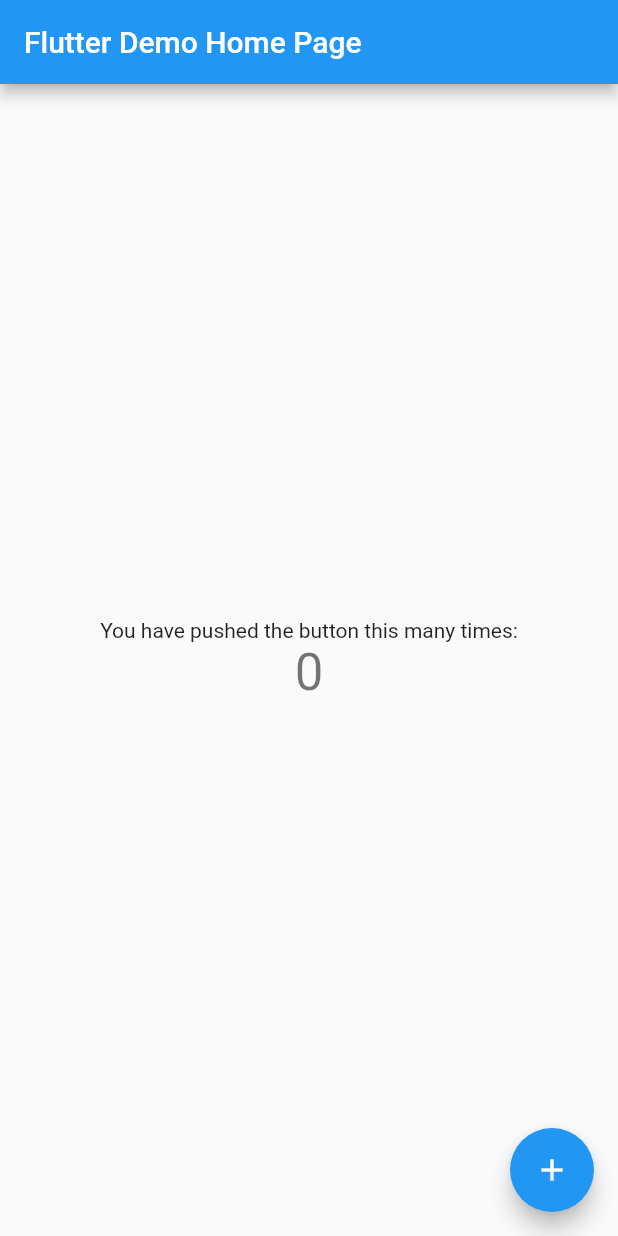
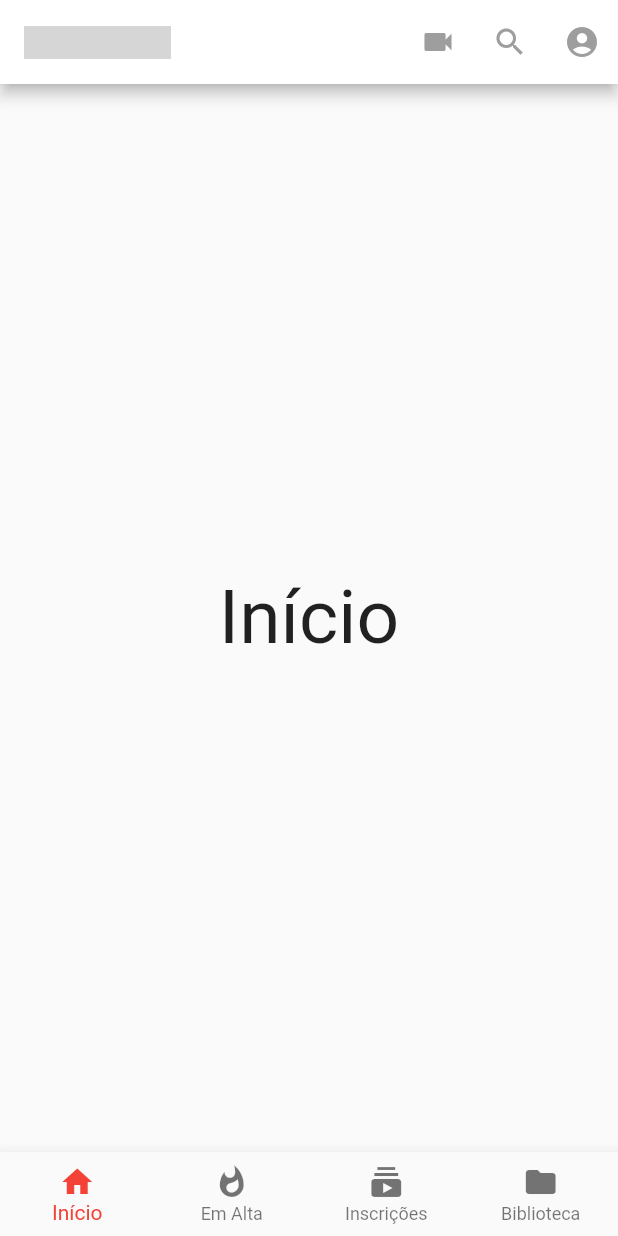
Before and after one commit to luisabritod/youtube, a Flutter app: the screen it shows after launch, on a phone screen of 412 x 824 dp. Run offline on Flutter 3.47's test engine with Material 2 defaults, Android fonts, the phone set to English and light mode, and no system bars; grey boxes are pictures that could not be loaded.

Commit message:
first commit

```diff
--- /dev/null
+++ b/lib/Api.dart
@@ -0,0 +1 @@
+const ChaveYoutubeApi = 'AIzaSyCu_RCod1sIhqmGZO-9bJLTaIkLFy5eEpE';
--- /dev/null
+++ b/lib/Home.dart
@@ -0,0 +1,56 @@
+import 'package:flutter/material.dart';
+import 'package:youtube/Screens/Biblioteca.dart';
+import 'package:youtube/Screens/EmAlta.dart';
+import 'package:youtube/Screens/Inicio.dart';
+import 'package:youtube/Screens/Inscricoes.dart';
+
+class Home extends StatefulWidget {
+  const Home({Key? key}) : super(key: key);
+
+  @override
+  State<Home> createState() => _HomeState();
+}
+
+class _HomeState extends State<Home> {
+  int _indiceAtual = 0;
+
+  @override
+  Widget build(BuildContext context) {
+    List<Widget> telas = [Inicio(), EmAlta(), Inscricoes(), Biblioteca()];
+    return Scaffold(
+      appBar: AppBar(
+        iconTheme: IconThemeData(color: Colors.grey, opacity: 1),
+        backgroundColor: Colors.white,
+        title: Image.asset(
+          './images/youtube.png',
+          height: 22,
+          width: 98,
+        ),
+        actions: <Widget>[
+          IconButton(onPressed: () {}, icon: Icon(Icons.videocam)),
+          IconButton(onPressed: () {}, icon: Icon(Icons.search)),
+          IconButton(onPressed: () {}, icon: Icon(Icons.account_circle))
+        ],
+      ),
+      body: telas[_indiceAtual],
+      bottomNavigationBar: BottomNavigationBar(
+          currentIndex: _indiceAtual,
+          onTap: (indice) {
+            setState(() {
+              _indiceAtual = indice;
+            });
+          },
+          type: BottomNavigationBarType.fixed,
+          fixedColor: Colors.red,
+          items: [
+            BottomNavigationBarItem(label: 'Início', icon: Icon(Icons.home)),
+            BottomNavigationBarItem(
+                label: 'Em Alta', icon: Icon(Icons.whatshot)),
+            BottomNavigationBarItem(
+                label: 'Inscrições', icon: Icon(Icons.subscriptions)),
+            BottomNavigationBarItem(
+                label: 'Biblioteca', icon: Icon(Icons.folder)),
+          ]),
+    );
+  }
+}
--- /dev/null
+++ b/lib/Screens/Biblioteca.dart
@@ -0,0 +1,18 @@
+import 'package:flutter/material.dart';
+
+class Biblioteca extends StatefulWidget {
+  const Biblioteca({Key? key}) : super(key: key);
+
+  @override
+  State<Biblioteca> createState() => _BibliotecaState();
+}
+
+class _BibliotecaState extends State<Biblioteca> {
+  @override
+  Widget build(BuildContext context) {
+    return Container(
+        child: Center(
+      child: Text('Biblioteca', style: TextStyle(fontSize: 50)),
+    ));
+  }
+}
--- /dev/null
+++ b/lib/Screens/Inicio.dart
@@ -0,0 +1,22 @@
+import 'package:flutter/material.dart';
+
+class Inicio extends StatefulWidget {
+  const Inicio({Key? key}) : super(key: key);
+
+  @override
+  State<Inicio> createState() => _InicioState();
+}
+
+class _InicioState extends State<Inicio> {
+  @override
+  Widget build(BuildContext context) {
+    return Container(
+      child: Center(
+        child: Text(
+          'Início',
+          style: TextStyle(fontSize: 50),
+        ),
+      ),
+    );
+  }
+}
--- a/lib/main.dart
+++ b/lib/main.dart
@@ -1,113 +1,10 @@
 import 'package:flutter/material.dart';
 
+import 'Home.dart';
+
 void main() {
-  runApp(MyApp());
+  runApp(MaterialApp(
+    debugShowCheckedModeBanner: false,
+    home: Home(),
+  ));
 }
-
-class MyApp extends StatelessWidget {
-  // This widget is the root of your application.
-  @override
-  Widget build(BuildContext context) {
-    return MaterialApp(
-      title: 'Flutter Demo',
-      theme: ThemeData(
-        // This is the theme of your application.
-        //
-        // Try running your application with "flutter run". You'll see the
-        // application has a blue toolbar. Then, without quitting the app, try
-        // changing the primarySwatch below to Colors.green and then invoke
-        // "hot reload" (press "r" in the console where you ran "flutter run",
-        // or simply save your changes to "hot reload" in a Flutter IDE).
-        // Notice that the counter didn't reset back to zero; the application
-        // is not restarted.
-        primarySwatch: Colors.blue,
-      ),
-      home: MyHomePage(title: 'Flutter Demo Home Page'),
-    );
-  }
-}
-
-class MyHomePage extends StatefulWidget {
-  MyHomePage({Key? key, required this.title}) : super(key: key);
-
-  // This widget is the home page of your application. It is stateful, meaning
-  // that it has a State object (defined below) that contains fields that affect
-  // how it looks.
-
-  // This class is the configuration for the state. It holds the values (in this
-  // case the title) provided by the parent (in this case the App widget) and
-  // used by the build method of the State. Fields in a Widget subclass are
-  // always marked "final".
-
-  final String title;
-
-  @override
-  _MyHomePageState createState() => _MyHomePageState();
-}
-
-class _MyHomePageState extends State<MyHomePage> {
-  int _counter = 0;
-
-  void _incrementCounter() {
-    setState(() {
-      // This call to setState tells the Flutter framework that something has
-      // changed in this State, which causes it to rerun the build method below
-      // so that the display can reflect the updated values. If we changed
-      // _counter without calling setState(), then the build method would not be
-      // called again, and so nothing would appear to happen.
-      _counter++;
-    });
-  }
-
-  @override
-  Widget build(BuildContext context) {
-    // This method is rerun every time setState is called, for instance as done
-    // by the _incrementCounter method above.
-    //
-    // The Flutter framework has been optimized to make rerunning build methods
-    // fast, so that you can just rebuild anything that needs updating rather
-    // than having to individually change instances of widgets.
-    return Scaffold(
-      appBar: AppBar(
-        // Here we take the value from the MyHomePage object that was created by
-        // the App.build method, and use it to set our appbar title.
-        title: Text(widget.title),
-      ),
-      body: Center(
-        // Center is a layout widget. It takes a single child and positions it
-        // in the middle of the parent.
-        child: Column(
-          // Column is also a layout widget. It takes a list of children and
-          // arranges them vertically. By default, it sizes itself to fit its
-          // children horizontally, and tries to be as tall as its parent.
-          //
-          // Invoke "debug painting" (press "p" in the console, choose the
-          // "Toggle Debug Paint" action from the Flutter Inspector in Android
-          // Studio, or the "Toggle Debug Paint" command in Visual Studio Code)
-          // to see the wireframe for each widget.
-          //
-          // Column has various properties to control how it sizes itself and
-          // how it positions its children. Here we use mainAxisAlignment to
-          // center the children vertically; the main axis here is the vertical
-          // axis because Columns are vertical (the cross axis would be
-          // horizontal).
-          mainAxisAlignment: MainAxisAlignment.center,
-          children: <Widget>[
-            Text(
-              'You have pushed the button this many times:',
-            ),
-            Text(
-              '$_counter',
-              style: Theme.of(context).textTheme.headline4,
-            ),
-          ],
-        ),
-      ),
-      floatingActionButton: FloatingActionButton(
-        onPressed: _incrementCounter,
-        tooltip: 'Increment',
-        child: Icon(Icons.add),
-      ), // This trailing comma makes auto-formatting nicer for build methods.
-    );
-  }
-}
```
Also changed, not shown: lib/Screens/EmAlta.dart (added, +16 -0 lines), lib/Screens/Inscricoes.dart (added, +18 -0 lines), pubspec.yaml (+5 -5 lines), images/youtube.png (added), pubspec.lock.
